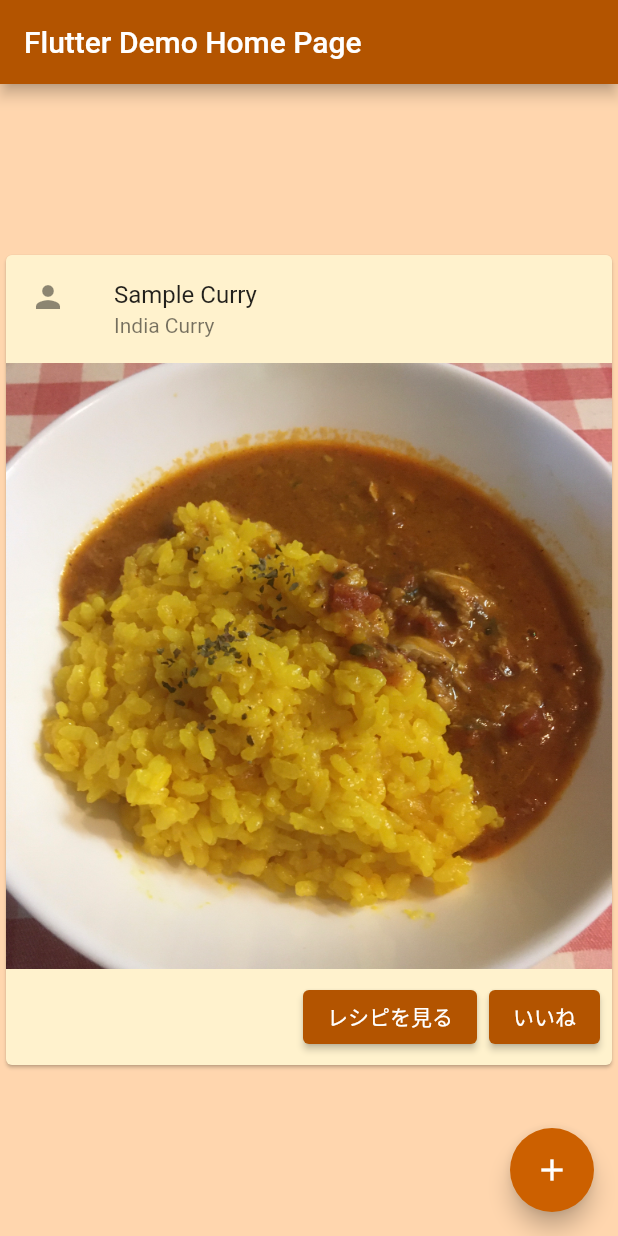
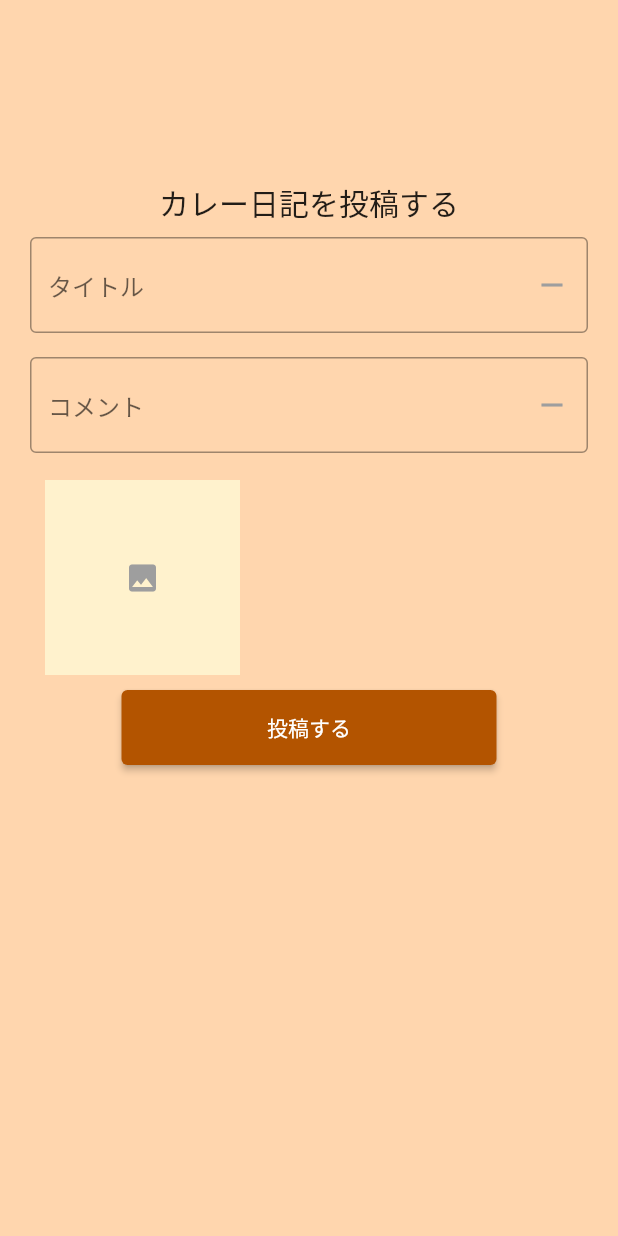
Before and after one commit to arie0703/curry_diary, a Flutter app: the screen it shows after launch, after a tap on the "add" icon, on a phone screen of 412 x 824 dp. Run offline on Flutter 3.47's test engine with Material 2 defaults, Android fonts, the phone set to English and light mode, and no system bars.

Commit message:
投稿画面のモーダルコンポーネントを作成

```diff
--- /dev/null
+++ b/lib/components/diary/PostDiary.dart
@@ -0,0 +1,127 @@
+import 'package:flutter/material.dart';
+import 'package:curry_app/CustomClass.dart';
+import 'package:flutter/semantics.dart';
+
+class PostDiary extends StatefulWidget {
+  @override
+  _PostDiaryState createState() => _PostDiaryState();
+}
+
+class _PostDiaryState extends State<PostDiary> {
+  String title = "";
+  String content = "";
+
+  final titleController = TextEditingController();
+  final contentController = TextEditingController();
+
+  final _formKey = GlobalKey<FormState>();
+
+  @override
+  Widget build(BuildContext context) {
+    return Scaffold(
+      body: Container(
+          margin: const EdgeInsets.all(20),
+          padding: const EdgeInsets.only(
+            top: 100,
+          ),
+          child: Column(
+            children: [
+              const Text(
+                "カレー日記を投稿する",
+                style: TextStyle(
+                  fontSize: 20,
+                ),
+              ),
+              Form(
+                  key: _formKey,
+                  child: Column(children: [
+                    Padding(
+                        padding: const EdgeInsets.symmetric(vertical: 8),
+                        child: TextFormField(
+                          controller: titleController,
+                          decoration: InputDecoration(
+                            border: const OutlineInputBorder(),
+                            hintText: 'タイトル',
+                            focusedBorder: OutlineInputBorder(
+                              borderSide: BorderSide(
+                                  color: (Colors.orange[700])!, width: 2.0),
+                              borderRadius: BorderRadius.circular(5.0),
+                            ),
+                            suffixIcon: IconButton(
+                                icon: const Icon(Icons.remove,
+                                    color: Colors.grey),
+                                onPressed: () {
+                                  titleController.clear();
+                                  title = "";
+                                }),
+                          ),
+                          onChanged: (text) {
+                            title = text;
+                          },
+                        )),
+                    Padding(
+                      padding: const EdgeInsets.symmetric(vertical: 8),
+                      child: TextFormField(
+                        controller: contentController,
+                        decoration: InputDecoration(
+                          border: const OutlineInputBorder(),
+                          hintText: 'コメント',
+                          focusedBorder: OutlineInputBorder(
+                            borderSide: BorderSide(
+                                color: (Colors.orange[800])!, width: 2.0),
+                            borderRadius: BorderRadius.circular(5.0),
+                          ),
+                          suffixIcon: IconButton(
+                              icon:
+                                  const Icon(Icons.remove, color: Colors.grey),
+                              onPressed: () {
+                                contentController.clear();
+                                content = "";
+                              }),
+                        ),
+                        onChanged: (text) {
+                          title = text;
+                        },
+                      ),
+                    ),
+                    Row(
+                      children: [
+                        SizedBox(
+                          height: 150,
+                          width: 150,
+                          child: Container(
+                              child: Icon(Icons.photo, color: Colors.grey),
+                              margin: EdgeInsets.all(10),
+                              height: 150,
+                              width: 150,
+                              color: CommonColor.primaryColor[50]),
+                        ),
+                      ],
+                    ),
+                    SizedBox(
+                      width: 250,
+                      height: 50,
+                      child: ElevatedButton(
+                        child: const Text('投稿する'),
+                        style: ElevatedButton.styleFrom(
+                            primary: CommonColor.primaryColor),
+                        onPressed: () async {
+                          if (_formKey.currentState!.validate()) {
+                            // Firestore実装時にコメントアウトを消す
+
+                            // await FirebaseFirestore.instance
+                            //   .collection('diaries')
+                            //   .doc(doc)
+                            //   .set({'title': title, 'content': content, 'created_at': DateTime.now()});
+
+                            Navigator.pop(context);
+                          }
+                        },
+                      ),
+                    ),
+                  ]))
+            ],
+          )),
+    );
+  }
+}
--- a/lib/main.dart
+++ b/lib/main.dart
@@ -1,6 +1,7 @@
 import 'package:flutter/material.dart';
 import 'package:curry_app/CustomClass.dart';
 import 'package:curry_app/components/PostCard.dart';
+import 'package:curry_app/components/diary/PostDiary.dart';
 
 void main() {
   runApp(const MyApp());
@@ -83,7 +84,15 @@ class _MyHomePageState extends State<MyHomePage> {
         ),
       ),
       floatingActionButton: FloatingActionButton(
-        onPressed: _incrementCounter,
+        onPressed: () {
+          showModalBottomSheet(
+              backgroundColor: Colors.black12,
+              context: context,
+              isScrollControlled: true,
+              builder: (BuildContext context) {
+                return PostDiary();
+              });
+        },
         tooltip: 'Increment',
         child: const Icon(Icons.add),
       ), // This trailing comma makes auto-formatting nicer for build methods.
```
